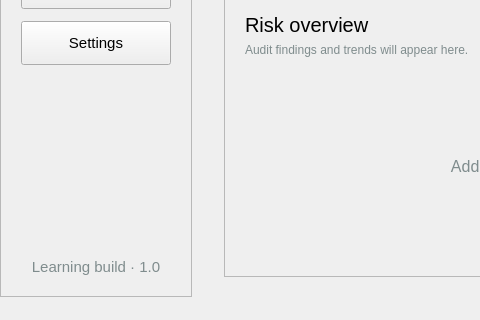
Qt form ui/designer/main.ui (jablonsky/netsafe-auditor) before a commit; both pictures show x 0 to 480 and y 380 to 700 of the 1100 by 700 pixel window.
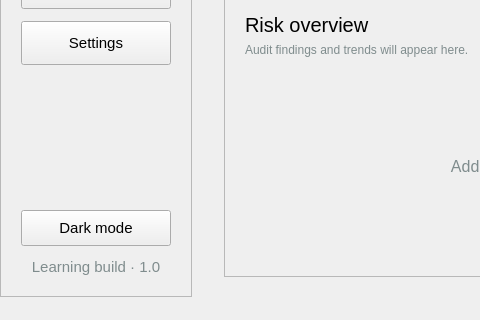
The same form after that commit. Icons and pictures are not drawn.

Commit message: Add light and dark Fusion themes

Diff of the .ui file:
```diff
--- a/ui/designer/main.ui
+++ b/ui/designer/main.ui
@@ -191,7 +191,23 @@
            <height>200</height>
           </size>
          </property>
-        </spacer>
+       </spacer>
+      </item>
+       <item>
+        <widget class="QPushButton" name="button_theme_toggle">
+         <property name="minimumSize">
+          <size>
+           <width>150</width>
+           <height>36</height>
+          </size>
+         </property>
+         <property name="toolTip">
+          <string>Switch between light and dark Fusion themes</string>
+         </property>
+         <property name="text">
+          <string>Dark mode</string>
+         </property>
+        </widget>
        </item>
        <item>
         <widget class="QLabel" name="label_version">
```
The commit also changes 1 other file.
